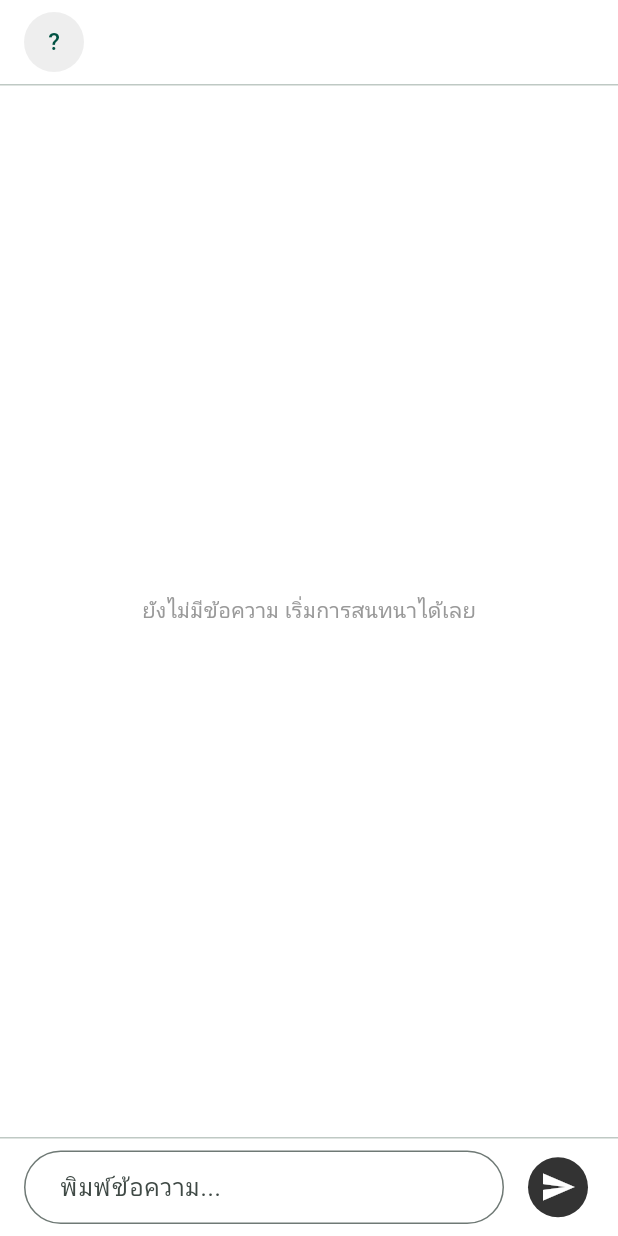
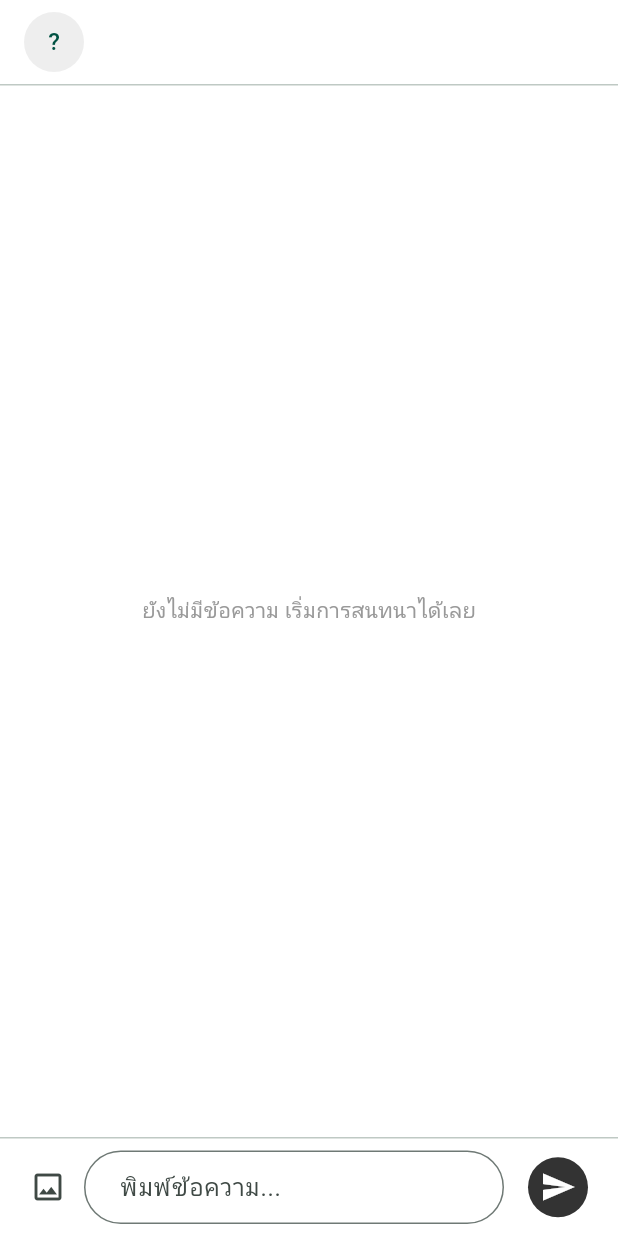
Before and after one commit to AriFeenx0/mobile_micro_commerce, a Flutter app: the ChatRoomScreen screen opened directly with empty values, after a tap on the "send" icon, on a phone screen of 412 x 824 dp. Run offline on Flutter 3.47's test engine with Material 3 defaults, Android fonts, the phone set to English and light mode, and no system bars; our stand-ins replace cloud_firestore, firebase_auth, firebase_core, image_picker; accounts and stored records are empty.

Commit message:
Add image upload for chat

```diff
--- a/lib/screens/chat/chat_room_screen.dart
+++ b/lib/screens/chat/chat_room_screen.dart
@@ -1,8 +1,12 @@
 // หน้าห้องแชทระหว่างลูกค้ากับเจ้าของร้าน
+import 'dart:typed_data';
+
 import 'package:flutter/material.dart';
+import 'package:image_picker/image_picker.dart';
 
 import '../../models/chat_message_model.dart';
 import '../../services/chat_service.dart';
+import '../../services/storage_service.dart';
 
 class ChatRoomScreen extends StatefulWidget {
   const ChatRoomScreen({
@@ -30,9 +34,14 @@ class ChatRoomScreen extends StatefulWidget {
 
 class _ChatRoomScreenState extends State<ChatRoomScreen> {
   final _service = ChatService();
+  final _storageService = StorageService();
+  final _imagePicker = ImagePicker();
   final _controller = TextEditingController();
   final _scrollController = ScrollController();
   late final Stream<List<ChatMessageModel>> _messages;
+  XFile? _selectedImage;
+  Uint8List? _selectedImageBytes;
+  bool _pickingImage = false;
   bool _sending = false;
   int _lastCount = 0;
 
@@ -64,24 +73,72 @@ class _ChatRoomScreenState extends State<ChatRoomScreen> {
 
   Future<void> _send() async {
     final text = _controller.text.trim();
-    if (text.isEmpty || _sending) return;
+    final image = _selectedImage;
+    if ((text.isEmpty && image == null) || _sending) return;
     setState(() => _sending = true);
     try {
+      final imageUrl = image == null
+          ? null
+          : await _storageService.uploadChatImage(
+              customerId: widget.customerId,
+              ownerId: widget.ownerId,
+              senderId: widget.currentUserId,
+              image: image,
+            );
       await _service.sendMessage(
         customerId: widget.customerId,
         ownerId: widget.ownerId,
         senderId: widget.currentUserId,
         text: text,
+        imageUrl: imageUrl,
       );
       _controller.clear();
-    } catch (_) {
+      if (mounted) {
+        setState(() {
+          _selectedImage = null;
+          _selectedImageBytes = null;
+        });
+      }
+    } catch (error) {
+      if (mounted) {
+        ScaffoldMessenger.of(context).showSnackBar(
+          SnackBar(
+            content: Text(
+              image == null
+                  ? 'ส่งข้อความไม่สำเร็จ: $error'
+                  : 'ส่งรูปภาพไม่สำเร็จ: $error',
+            ),
+          ),
+        );
+      }
+    } finally {
+      if (mounted) setState(() => _sending = false);
+    }
+  }
+
+  Future<void> _pickImage() async {
+    if (_pickingImage || _sending) return;
+    setState(() => _pickingImage = true);
+    try {
+      final image = await _imagePicker.pickImage(
+        source: ImageSource.gallery,
+        imageQuality: 85,
+      );
+      if (image == null) return;
+      final bytes = await image.readAsBytes();
+      if (!mounted) return;
+      setState(() {
+        _selectedImage = image;
+        _selectedImageBytes = bytes;
+      });
+    } catch (error) {
       if (mounted) {
         ScaffoldMessenger.of(
           context,
-        ).showSnackBar(const SnackBar(content: Text('ส่งข้อความไม่สำเร็จ')));
+        ).showSnackBar(SnackBar(content: Text('เลือกรูปภาพไม่สำเร็จ: $error')));
       }
     } finally {
-      if (mounted) setState(() => _sending = false);
+      if (mounted) setState(() => _pickingImage = false);
     }
   }
 
@@ -178,6 +235,7 @@ class _ChatRoomScreenState extends State<ChatRoomScreen> {
                     final message = messages[index];
                     return _MessageBubble(
                       text: message.text ?? '',
+                      imageUrl: message.imageUrl,
                       isMine: message.senderId == widget.currentUserId,
                     );
                   },
@@ -188,10 +246,57 @@ class _ChatRoomScreenState extends State<ChatRoomScreen> {
           const Divider(height: 1),
           SafeArea(
             top: false,
-            child: Padding(
-              padding: const EdgeInsets.fromLTRB(16, 8, 16, 8),
+            child: Column(
+              mainAxisSize: MainAxisSize.min,
+              children: [
+                if (_selectedImageBytes != null)
+                  Padding(
+                    padding: const EdgeInsets.fromLTRB(16, 10, 16, 0),
                     child: Row(
                       children: [
+                        ClipRRect(
+                          borderRadius: BorderRadius.circular(8),
+                          child: Image.memory(
+                            _selectedImageBytes!,
+                            width: 64,
+                            height: 64,
+                            fit: BoxFit.cover,
+                          ),
+                        ),
+                        const SizedBox(width: 8),
+                        const Expanded(child: Text('พร้อมส่งรูปภาพ')),
+                        IconButton(
+                          tooltip: 'นำรูปภาพออก',
+                          onPressed: _sending
+                              ? null
+                              : () => setState(() {
+                                  _selectedImage = null;
+                                  _selectedImageBytes = null;
+                                }),
+                          icon: const Icon(Icons.close),
+                        ),
+                      ],
+                    ),
+                  ),
+                Padding(
+                  padding: const EdgeInsets.fromLTRB(8, 8, 16, 8),
+                  child: Row(
+                    children: [
+                      IconButton(
+                        tooltip: 'เลือกรูปภาพ',
+                        onPressed: _pickingImage || _sending
+                            ? null
+                            : _pickImage,
+                        icon: _pickingImage
+                            ? const SizedBox(
+                                width: 20,
+                                height: 20,
+                                child: CircularProgressIndicator(
+                                  strokeWidth: 2,
+                                ),
+                              )
+                            : const Icon(Icons.image_outlined),
+                      ),
                       Expanded(
                         child: TextField(
                           controller: _controller,
@@ -217,10 +322,21 @@ class _ChatRoomScreenState extends State<ChatRoomScreen> {
                           backgroundColor: const Color(0xFF333333),
                         ),
                         onPressed: _sending ? null : _send,
-                    icon: const Icon(Icons.send),
+                        icon: _sending
+                            ? const SizedBox(
+                                width: 20,
+                                height: 20,
+                                child: CircularProgressIndicator(
+                                  strokeWidth: 2,
+                                  color: Colors.white,
+                                ),
+                              )
+                            : const Icon(Icons.send),
                       ),
                     ],
                   ),
+                ),
+              ],
             ),
           ),
         ],
@@ -231,25 +347,56 @@ class _ChatRoomScreenState extends State<ChatRoomScreen> {
 }
 
 class _MessageBubble extends StatelessWidget {
-  const _MessageBubble({required this.text, required this.isMine});
+  const _MessageBubble({
+    required this.text,
+    required this.imageUrl,
+    required this.isMine,
+  });
 
   final String text;
+  final String? imageUrl;
   final bool isMine;
 
   @override
   Widget build(BuildContext context) {
+    final imageSize = MediaQuery.sizeOf(context).width * 0.6;
     return Align(
       alignment: isMine ? Alignment.centerRight : Alignment.centerLeft,
       child: Container(
         margin: const EdgeInsets.symmetric(vertical: 6),
-        padding: const EdgeInsets.symmetric(horizontal: 20, vertical: 14),
+        padding: const EdgeInsets.all(8),
         constraints: BoxConstraints(
           maxWidth: MediaQuery.sizeOf(context).width * 0.7,
         ),
         decoration: BoxDecoration(
           color: isMine ? const Color(0xFF333333) : const Color(0xFFEFEFEF),
-          borderRadius: BorderRadius.circular(24),
+          borderRadius: BorderRadius.circular(18),
         ),
+        child: Column(
+          crossAxisAlignment: CrossAxisAlignment.start,
+          mainAxisSize: MainAxisSize.min,
+          children: [
+            if (imageUrl != null && imageUrl!.isNotEmpty)
+              ClipRRect(
+                borderRadius: BorderRadius.circular(12),
+                child: Image.network(
+                  imageUrl!,
+                  width: imageSize,
+                  fit: BoxFit.contain,
+                  errorBuilder: (context, error, stackTrace) => SizedBox(
+                    width: imageSize,
+                    height: 100,
+                    child: const Center(
+                      child: Icon(Icons.broken_image_outlined),
+                    ),
+                  ),
+                ),
+              ),
+            if (text.isNotEmpty) ...[
+              if (imageUrl != null && imageUrl!.isNotEmpty)
+                const SizedBox(height: 6),
+              Padding(
+                padding: const EdgeInsets.symmetric(horizontal: 8, vertical: 4),
                 child: Text(
                   text,
                   style: TextStyle(
@@ -258,6 +405,10 @@ class _MessageBubble extends StatelessWidget {
                   ),
                 ),
               ),
+            ],
+          ],
+        ),
+      ),
     );
   }
 }
```
Also changed, not shown: lib/services/chat_service.dart (+9 -3 lines), lib/services/storage_service.dart (+57 -1 lines), 1 other file. Lines whose indentation alone changed are shown as unchanged.
